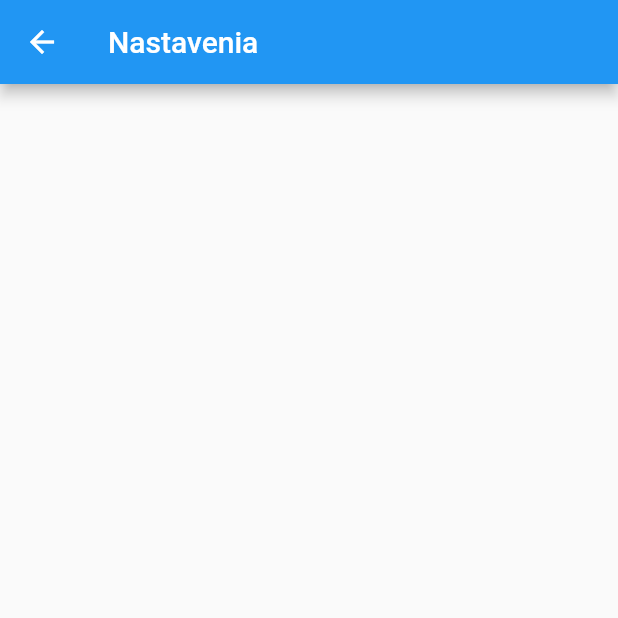
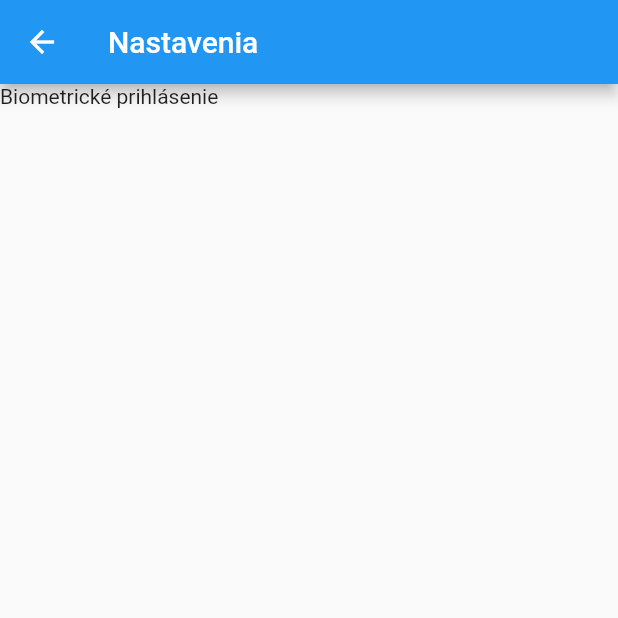
Before and after one commit to Simona735/TP-mobile-app, a Flutter app: the SettingsPage screen opened directly, on a phone screen of 412 x 824 dp, the top half of it. Run offline on Flutter 3.47's test engine with Material 2 defaults, Android fonts, the phone set to English and light mode, and no system bars; our stand-ins replace auto_route, salomon_bottom_bar.

Commit message:
added text

```diff
--- a/lib/screens/mailboxscreens/settingspage.dart
+++ b/lib/screens/mailboxscreens/settingspage.dart
@@ -17,6 +17,10 @@ class _SettingsPageState extends State<SettingsPage> {
       body: Column(
         children: [
           Row(
+            mainAxisAlignment: MainAxisAlignment.spaceBetween,
+            children: const [
+              Text("Biometrické prihlásenie"),
+            ],
           ),
         ],
       ),
```
